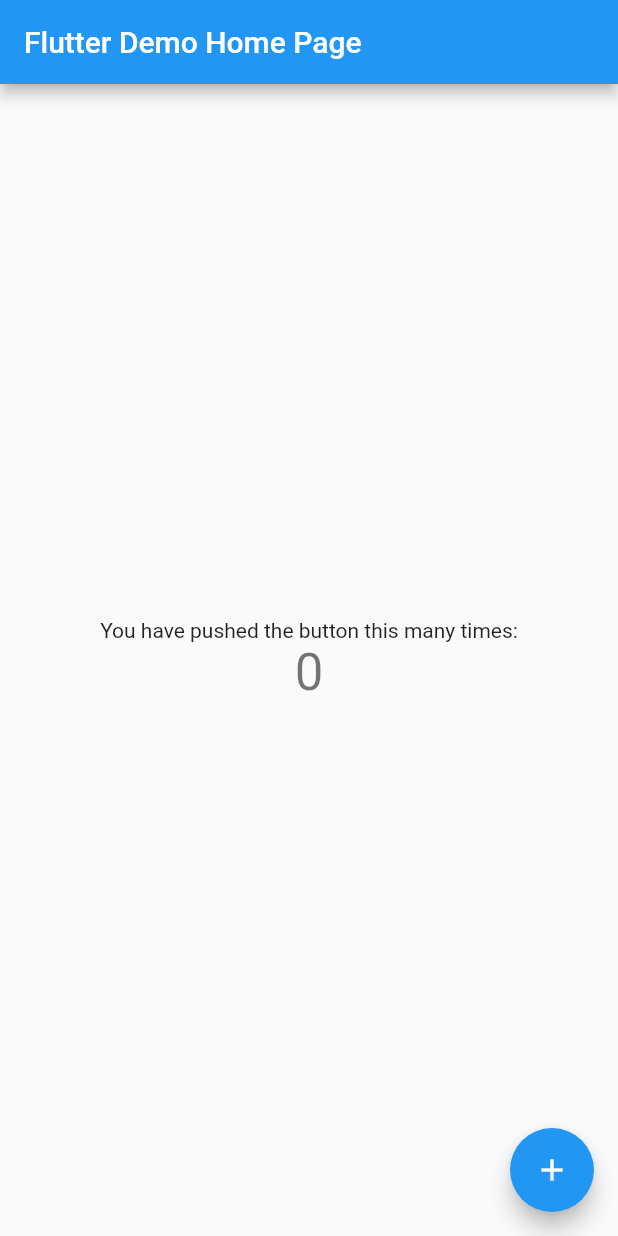
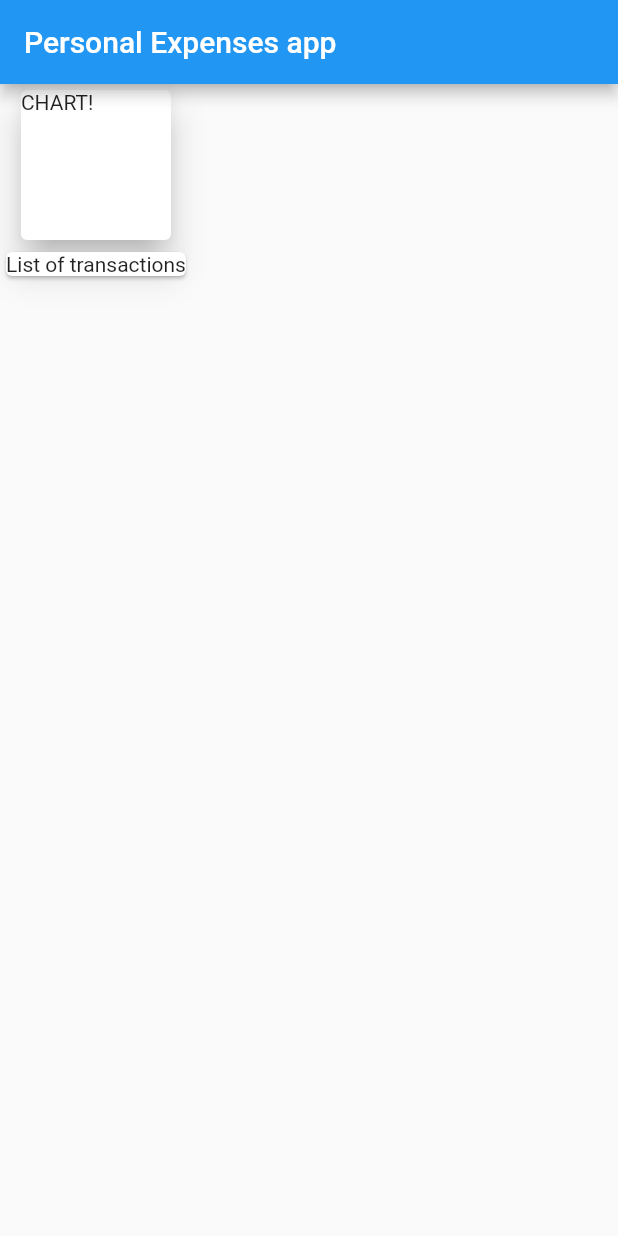
Before and after one commit to Przemas91M/Personal_expenses_app, a Flutter app: the screen it shows after launch, on a phone screen of 412 x 824 dp. Run offline on Flutter 3.47's test engine with Material 2 defaults, Android fonts, the phone set to English and light mode, and no system bars.

Commit message:
Added New widgets

```diff
--- a/lib/main.dart
+++ b/lib/main.dart
@@ -1,115 +1,36 @@
 import 'package:flutter/material.dart';
 
 void main() {
-  runApp(const MyApp());
+  runApp(const ExpensesApp());
 }
 
-class MyApp extends StatelessWidget {
-  const MyApp({Key? key}) : super(key: key);
+class ExpensesApp extends StatelessWidget {
+  const ExpensesApp({Key? key}) : super(key: key);
 
-  // This widget is the root of your application.
   @override
   Widget build(BuildContext context) {
     return MaterialApp(
-      title: 'Flutter Demo',
-      theme: ThemeData(
-        // This is the theme of your application.
-        //
-        // Try running your application with "flutter run". You'll see the
-        // application has a blue toolbar. Then, without quitting the app, try
-        // changing the primarySwatch below to Colors.green and then invoke
-        // "hot reload" (press "r" in the console where you ran "flutter run",
-        // or simply save your changes to "hot reload" in a Flutter IDE).
-        // Notice that the counter didn't reset back to zero; the application
-        // is not restarted.
-        primarySwatch: Colors.blue,
+      debugShowCheckedModeBanner: false,
+      home: Scaffold(
+        appBar: AppBar(
+          title: Text('Personal Expenses app'),
+        ),
+        body: Column(
+          children: <Widget>[
+            Card(
+              elevation: 10,
+              child: Container(
+                width: 100,
+                height: 100,
+                child: const Text('CHART!'),
+              ),
+            ),
+            const Card(
+              child: const Text('List of transactions'),
+            )
+          ],
+        ),
       ),
-      home: const MyHomePage(title: 'Flutter Demo Home Page'),
     );
   }
 }
-
-class MyHomePage extends StatefulWidget {
-  const MyHomePage({Key? key, required this.title}) : super(key: key);
-
-  // This widget is the home page of your application. It is stateful, meaning
-  // that it has a State object (defined below) that contains fields that affect
-  // how it looks.
-
-  // This class is the configuration for the state. It holds the values (in this
-  // case the title) provided by the parent (in this case the App widget) and
-  // used by the build method of the State. Fields in a Widget subclass are
-  // always marked "final".
-
-  final String title;
-
-  @override
-  State<MyHomePage> createState() => _MyHomePageState();
-}
-
-class _MyHomePageState extends State<MyHomePage> {
-  int _counter = 0;
-
-  void _incrementCounter() {
-    setState(() {
-      // This call to setState tells the Flutter framework that something has
-      // changed in this State, which causes it to rerun the build method below
-      // so that the display can reflect the updated values. If we changed
-      // _counter without calling setState(), then the build method would not be
-      // called again, and so nothing would appear to happen.
-      _counter++;
-    });
-  }
-
-  @override
-  Widget build(BuildContext context) {
-    // This method is rerun every time setState is called, for instance as done
-    // by the _incrementCounter method above.
-    //
-    // The Flutter framework has been optimized to make rerunning build methods
-    // fast, so that you can just rebuild anything that needs updating rather
-    // than having to individually change instances of widgets.
-    return Scaffold(
-      appBar: AppBar(
-        // Here we take the value from the MyHomePage object that was created by
-        // the App.build method, and use it to set our appbar title.
-        title: Text(widget.title),
-      ),
-      body: Center(
-        // Center is a layout widget. It takes a single child and positions it
-        // in the middle of the parent.
-        child: Column(
-          // Column is also a layout widget. It takes a list of children and
-          // arranges them vertically. By default, it sizes itself to fit its
-          // children horizontally, and tries to be as tall as its parent.
-          //
-          // Invoke "debug painting" (press "p" in the console, choose the
-          // "Toggle Debug Paint" action from the Flutter Inspector in Android
-          // Studio, or the "Toggle Debug Paint" command in Visual Studio Code)
-          // to see the wireframe for each widget.
-          //
-          // Column has various properties to control how it sizes itself and
-          // how it positions its children. Here we use mainAxisAlignment to
-          // center the children vertically; the main axis here is the vertical
-          // axis because Columns are vertical (the cross axis would be
-          // horizontal).
-          mainAxisAlignment: MainAxisAlignment.center,
-          children: <Widget>[
-            const Text(
-              'You have pushed the button this many times:',
-            ),
-            Text(
-              '$_counter',
-              style: Theme.of(context).textTheme.headline4,
-            ),
-          ],
-        ),
-      ),
-      floatingActionButton: FloatingActionButton(
-        onPressed: _incrementCounter,
-        tooltip: 'Increment',
-        child: const Icon(Icons.add),
-      ), // This trailing comma makes auto-formatting nicer for build methods.
-    );
-  }
-}
```
Also changed, not shown: 1 other file.
